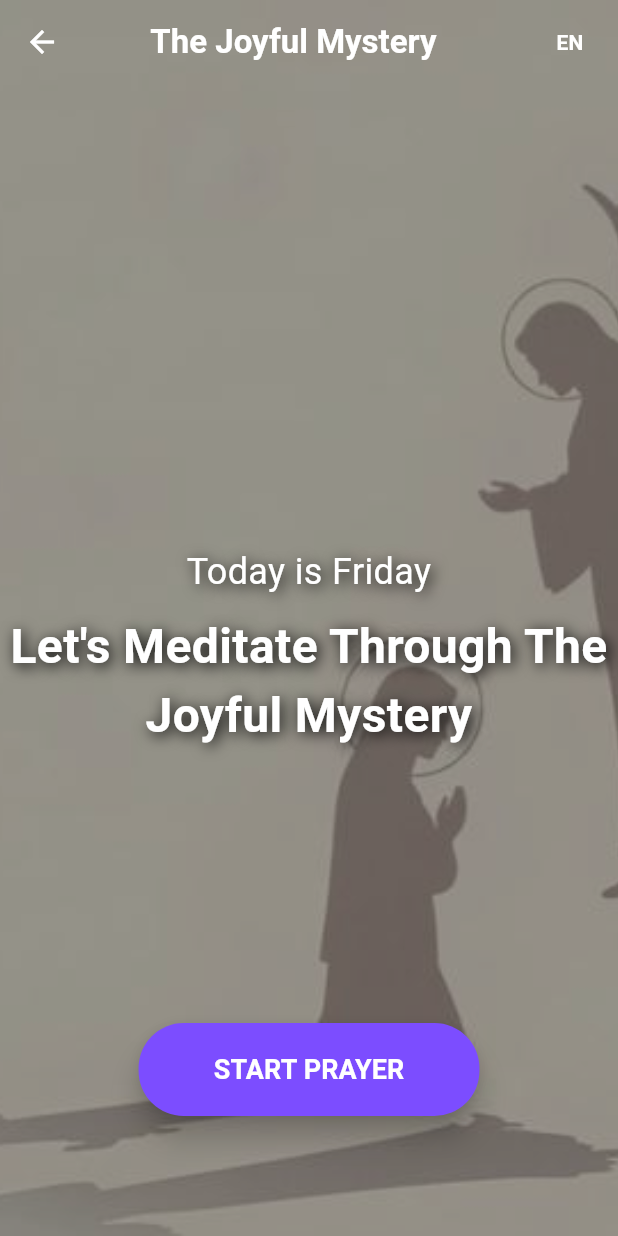
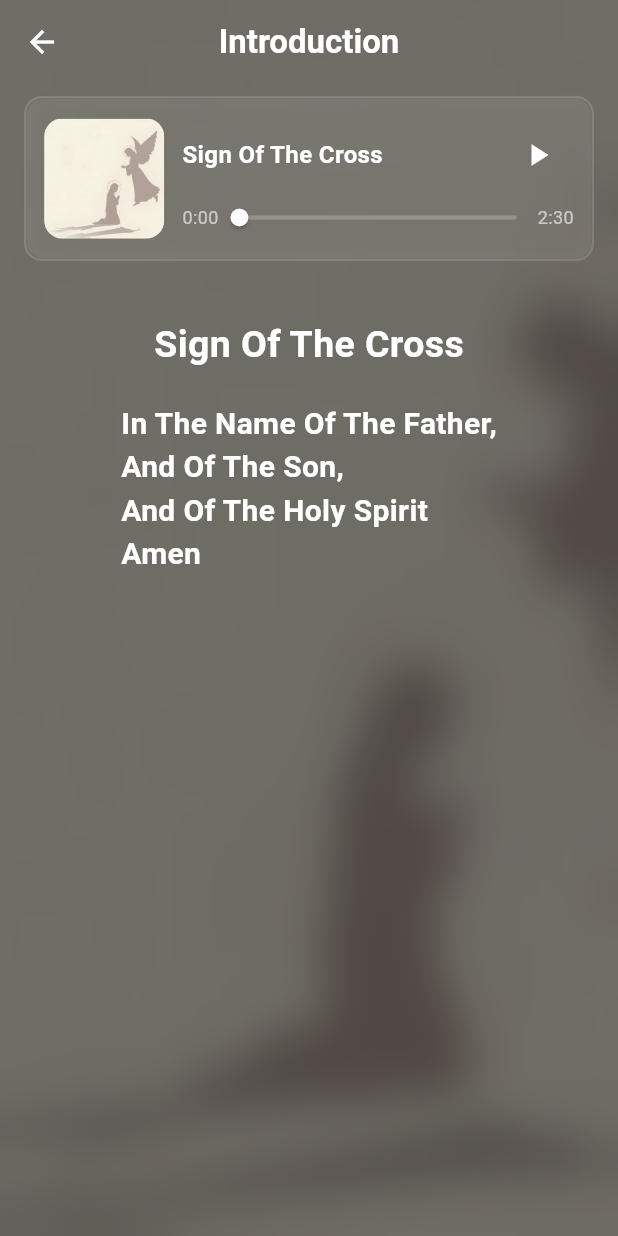
Before and after one commit to Micath73/operation_001, a Flutter app: the joyfulScreen screen opened directly, after a tap on "START PRAYER", on a phone screen of 412 x 824 dp. Run offline on Flutter 3.47's test engine with Material 3 defaults, Android fonts, the phone set to English and light mode, and no system bars; our stand-ins replace flutter_svg, google_nav_bar.

Commit message:
feat: implement full-screen glassmorphic blur UI and prayer session player layout

```diff
--- a/lib/joyful.dart
+++ b/lib/joyful.dart
@@ -1,5 +1,6 @@
 import 'package:flutter/material.dart';
 import 'package:operation_001/prayer_model.dart';
+import 'package:operation_001/prayer_session_screen.dart';
 
 class joyfulScreen extends StatefulWidget {
   const joyfulScreen({super.key});
@@ -92,9 +93,14 @@ class _joyfulScreenState extends State<joyfulScreen> {
                   // RESET: Navigation removed for skill-building
                   print("Joyful Start Clicked! Ready to build.");
                 },
-                child: Text(
-                  isAmharic ? 'ጸሎቱን ጀምር' : 'START PRAYER',
-                  style: const TextStyle(color: Colors.white, fontSize: 18, fontWeight: FontWeight.bold),
+                child: GestureDetector(
+                  onTap: (){
+                    Navigator.push(context, MaterialPageRoute(builder: (context)=> prayer_session()));
+                  },
+                  child: Text(
+                    isAmharic ? 'ጸሎቱን ጀምር' : 'START PRAYER',
+                    style: const TextStyle(color: Colors.white, fontSize: 18, fontWeight: FontWeight.bold),
+                  ),
                 ),
               ),
               const SizedBox(height: 80),
--- /dev/null
+++ b/lib/prayer_session_screen.dart
@@ -0,0 +1,172 @@
+import 'package:flutter/material.dart';
+import 'dart:ui';
+
+class prayer_session extends StatefulWidget {
+  const prayer_session({super.key});
+
+  @override
+  State<prayer_session> createState() => _prayer_sessionState();
+}
+
+class _prayer_sessionState extends State<prayer_session> {
+  double _currentPosition = 0.0;
+  double _totalDuration = 150.0;
+  bool _isPlaying = false;
+
+  String _formatDuration(double seconds) {
+    int totalSeconds = seconds.toInt();
+    int minutes = totalSeconds ~/ 60;
+    int remainingSeconds = totalSeconds % 60;
+    String secondsStr = remainingSeconds < 10 ? '0$remainingSeconds' : '$remainingSeconds';
+    return '$minutes:$secondsStr';
+  }
+
+  @override
+  Widget build(BuildContext context) {
+    return Scaffold(
+      // 1. CRITICAL: Allows the background artwork underneath to show through the Scaffold
+      backgroundColor: Colors.transparent,
+      extendBodyBehindAppBar: true,
+
+      appBar: AppBar(
+        backgroundColor: Colors.transparent,
+        elevation: 0,
+        title: const Text('Introduction', style: TextStyle(color: Colors.white, fontWeight: FontWeight.bold)),
+        centerTitle: true,
+        iconTheme: const IconThemeData(color: Colors.white),
+      ),
+      body: Stack(
+        children: [
+          // 2. Full screen base layout image so there's always something to blur
+          Positioned.fill(
+            child: Image.asset(
+              'assets/wmremove-transformed (3).jpeg',
+              fit: BoxFit.cover,
+            ),
+          ),
+
+          // 3. FULL SCREEN BLUR & DIM CONTAINER
+          Positioned.fill(
+            child: ClipRect( // Prevents full screen blur from bleeding into top status bars
+              child: BackdropFilter(
+                filter: ImageFilter.blur(sigmaX: 15.0, sigmaY: 15.0), // Frosts the entire wallpaper
+                child: Container(
+                  color: Colors.black.withOpacity(0.55), // Dims the entire screen beautifully
+                ),
+              ),
+            ),
+          ),
+
+          // 4. Interactive Player UI Elements
+          SafeArea(
+            child: Column(
+              children: [
+                Container(
+                  height: 110,
+                  margin: const EdgeInsets.symmetric(horizontal: 16, vertical: 8),
+                  decoration: BoxDecoration(
+                    borderRadius: BorderRadius.circular(12),
+                    // The crisp glass-lining catches the light perfectly now!
+                    border: Border.all(color: Colors.white.withOpacity(0.15), width: 1.5),
+                  ),
+                  child: ClipRRect(
+                    borderRadius: BorderRadius.circular(12),
+                    child: BackdropFilter(
+                      filter: ImageFilter.blur(sigmaX: 5.0, sigmaY: 5.0),
+                      child: Container(
+                        color: Colors.white.withOpacity(0.06),
+                        padding: const EdgeInsets.symmetric(horizontal: 12),
+                        child: Row(
+                          mainAxisAlignment: MainAxisAlignment.spaceBetween,
+                          children: [
+                            Container(
+                              height: 80,
+                              width: 80,
+                              decoration: BoxDecoration(
+                                color: Colors.white24,
+                                image: const DecorationImage(
+                                  image: AssetImage('assets/wmremove-transformed (3).jpeg'),
+                                  fit: BoxFit.cover,
+                                ),
+                                borderRadius: BorderRadius.circular(12),
+                              ),
+                            ),
+                            const SizedBox(width: 12),
+                            Expanded(
+                              child: Column(
+                                crossAxisAlignment: CrossAxisAlignment.start,
+                                mainAxisAlignment: MainAxisAlignment.center,
+                                children: [
+                                  Row(
+                                    children: [
+                                      const Text(
+                                        'Sign Of The Cross',
+                                        style: TextStyle(fontSize: 16, fontWeight: FontWeight.bold, color: Colors.white),
+                                      ),
+                                      const Spacer(),
+                                      IconButton(
+                                        padding: EdgeInsets.zero,
+                                        constraints: const BoxConstraints(),
+                                        onPressed: () {
+                                          setState(() {
+                                            _isPlaying = !_isPlaying;
+                                          });
+                                        },
+                                        icon: Icon(
+                                          _isPlaying ? Icons.pause : Icons.play_arrow,
+                                          color: Colors.white,
+                                        ),
+                                      ),
+                                    ],
+                                  ),
+                                  const SizedBox(height: 4),
+                                  Row(
+                                    mainAxisAlignment: MainAxisAlignment.start,
+                                    children: [
+                                      Text(_formatDuration(_currentPosition), style: TextStyle(fontSize: 12, color: Colors.white.withOpacity(0.6))),
+                                      Expanded(
+                                        child: SliderTheme(
+                                          data: SliderTheme.of(context).copyWith(
+                                            trackHeight: 3,
+                                            activeTrackColor: Colors.white,
+                                            inactiveTrackColor: Colors.white.withOpacity(0.2),
+                                            thumbColor: Colors.white,
+                                            thumbShape: const RoundSliderThumbShape(enabledThumbRadius: 6),
+                                            overlayShape: const RoundSliderOverlayShape(overlayRadius: 14),
+                                          ),
+                                          child: Slider(
+                                            value: _currentPosition,
+                                            min: 0.0,
+                                            max: _totalDuration,
+                                            onChanged: (newValue) {
+                                              setState(() {
+                                                _currentPosition = newValue;
+                                              });
+                                            },
+                                          ),
+                                        ),
+                                      ),
+                                      Text(_formatDuration(_totalDuration), style: TextStyle(fontSize: 12, color: Colors.white.withOpacity(0.6))),
+                                    ],
+                                  ),
+                                ],
+                              ),
+                            ),
+                          ],
+                        ),
+                      ),
+                    ),
+                  ),
+                ),
+                SizedBox(height: 30),
+                Text('Sign Of The Cross',style: TextStyle(fontWeight: FontWeight.bold,fontSize: 25,color: Colors.white)),
+                SizedBox(height: 20),
+                Text('In The Name Of The Father,\nAnd Of The Son,\nAnd Of The Holy Spirit\nAmen',style: TextStyle(fontSize: 20,fontWeight: FontWeight.bold,color: Colors.white))
+              ],
+            ),
+          ),
+        ],
+      ),
+    );
+  }
+}
```
